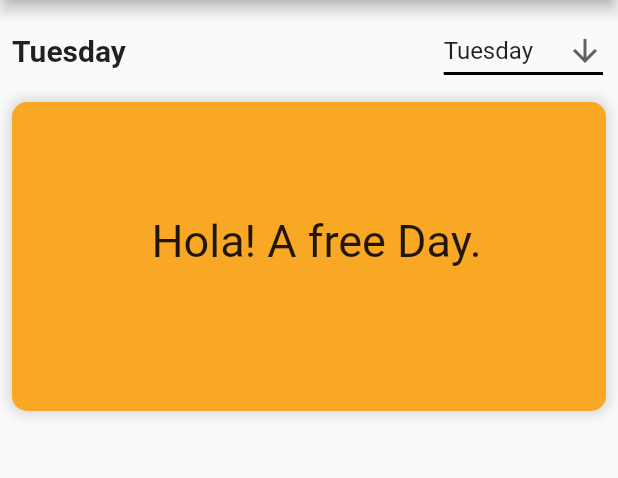
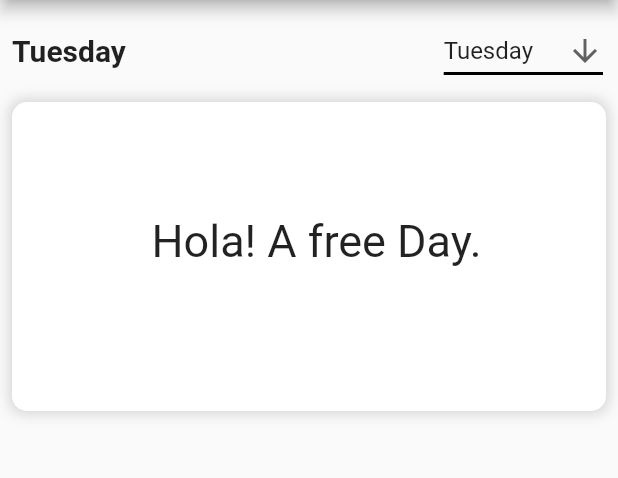
Before and after one commit to Akchy/TimeTableApp, a Flutter app: the screen it shows after launch, on a phone screen of 412 x 824 dp, the part 84-562 px from its top. Run offline on Flutter 3.47's test engine with Material 2 defaults, Android fonts, the phone set to English and light mode, and no system bars; our stand-ins replace qr_flutter, share, shared_preferences; missing offline and left inert: qr_code_tools, receive_sharing_intent, save_in_gallery.

Commit message:
Dark theme implemented with shared pref

```diff
--- a/lib/main.dart
+++ b/lib/main.dart
@@ -26,7 +26,6 @@ class MyApp extends StatefulWidget {
 }
 
 class _MyAppState extends State<MyApp> {
-  Future<SharedPreferences> _prefs = SharedPreferences.getInstance();
   var theme = ThemeMode.system;
 
   @override
@@ -38,6 +37,7 @@ class _MyAppState extends State<MyApp> {
 
   void checkSharedPref() async{
 
+    Future<SharedPreferences> _prefs = SharedPreferences.getInstance();
     final SharedPreferences prefs = await _prefs;
     var dark = prefs.getBool('darkTheme')??false;
     setState(() {
@@ -60,7 +60,6 @@ class _MyAppState extends State<MyApp> {
           color: Colors.blue
         ),
         highlightColor: Colors.blue[400],
-        cardColor: Colors.yellow[800]
 
         /* light theme settings */
       ),
--- a/lib/module/home_page.dart
+++ b/lib/module/home_page.dart
@@ -157,6 +157,11 @@ class _HomePageState extends State<HomePage> {
     var link = prefs.getString('links')??'';
     var sess = prefs.getString('sessions')??'';
 
+
+    setState(() {
+      darkTheme = prefs.getBool('darkTheme')??false;
+    });
+
     if(tt.length!=0) {
       setState(() {
         timeTable = jsonDecode(tt);
@@ -296,7 +301,7 @@ class _HomePageState extends State<HomePage> {
                       },
                       child: Container(
                         padding: EdgeInsets.all(10),
-                        child: Icon((darkTheme)?Icons.nights_stay_outlined:Icons.wb_sunny_outlined),
+                        child: Icon((darkTheme)?Icons.nights_stay_outlined:Icons.wb_sunny_outlined,color: Colors.white,),
                       ),
                     )
                   ],
--- a/lib/module/session_page.dart
+++ b/lib/module/session_page.dart
@@ -163,7 +163,7 @@ class _SessionPageState extends State<SessionPage> {
                       autofocus: true,
                       textInputAction: TextInputAction.next,
                       textCapitalization: TextCapitalization.words,
-                      maxLength: 10,
+                      maxLength: 12,
                       decoration: new InputDecoration(
                         labelText: "Session Name",
                         fillColor: Colors.white,
@@ -514,7 +514,7 @@ class _SessionPageState extends State<SessionPage> {
                             //autofocus: true,
                             textInputAction: TextInputAction.next,
                             textCapitalization: TextCapitalization.words,
-                            maxLength: 10,
+                            maxLength: 12,
                             decoration: new InputDecoration(
                               labelText: "Session Name",
                               fillColor: Colors.white,
@@ -603,7 +603,6 @@ class _SessionPageState extends State<SessionPage> {
                                     ScaffoldMessenger.of(context).showSnackBar(snackBar);
                                   }
                                 });
-                                print(links);
                                 final SharedPreferences prefs = await _prefs;
                                 await prefs.setString('links', jsonEncode(links));
                                 await prefs.setString('sessions', jsonEncode(sessions));
--- a/lib/module/timeTablePage/day_time_table.dart
+++ b/lib/module/timeTablePage/day_time_table.dart
@@ -493,7 +493,6 @@ class _DayTimeTableState extends State<DayTimeTable> {
     newSession['name']=dropdownValue;
     newSession['sTime']=newStartTime;
     newSession['eTime']=newEndTime;
-    print('${timeTable[day]}');
     setState(() {
       timeTable[day][sessionIndex]=newSession;
     });
@@ -738,7 +737,6 @@ class _DayTimeTableState extends State<DayTimeTable> {
                                   return 0;
 
                               });
-                              print(timeTable);
                               addSession=false;
                             });
                             final SharedPreferences prefs = await _prefs;
--- a/lib/module/timeTablePage/time_table_page.dart
+++ b/lib/module/timeTablePage/time_table_page.dart
@@ -201,7 +201,7 @@ class _TimeTablePageState extends State<TimeTablePage> {
   Widget classContainer(var currClass){
     return Container(
       decoration: BoxDecoration(
-        color: Theme.of(context).canvasColor,
+        color: Colors.blue,
         borderRadius: BorderRadius.only(
             topLeft: Radius.circular(10),
             topRight: Radius.circular(10),
```
